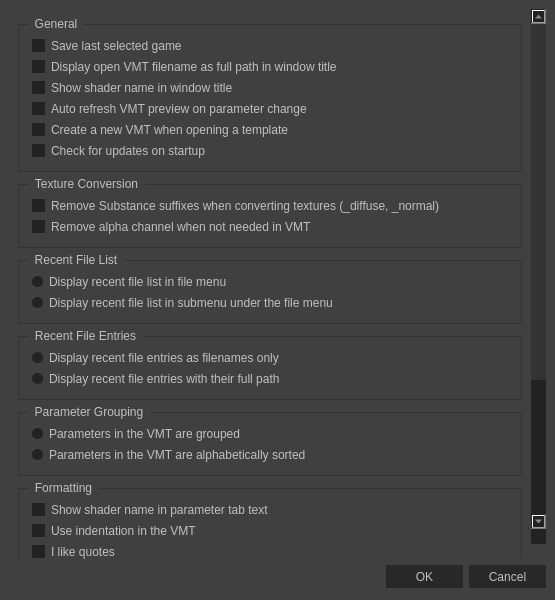
Qt form ui/optionsdialog.ui (Dima-369/VMT-Editor) before a commit.
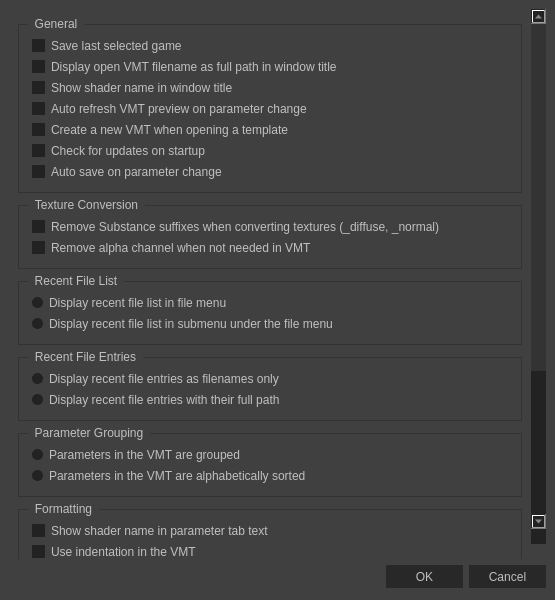
The same form after that commit. Icons and pictures are not drawn.

Commit message: Add auto save on parameter change

What changed in the file:
```diff
--- a/ui/optionsdialog.ui
+++ b/ui/optionsdialog.ui
@@ -801,7 +801,7 @@
            <x>0</x>
            <y>0</y>
            <width>522</width>
-           <height>804</height>
+           <height>825</height>
           </rect>
          </property>
          <layout class="QVBoxLayout" name="verticalLayout_2">
@@ -853,6 +853,13 @@
                </property>
               </widget>
              </item>
+             <item row="8" column="0">
+              <widget class="QCheckBox" name="checkBox_autoSave">
+               <property name="text">
+                <string>Auto save on parameter change</string>
+               </property>
+              </widget>
+             </item>
             </layout>
            </widget>
           </item>
```
Left out of the diff: 20 changed lines with no effect on the pictures. The commit also changes 3 other files.
